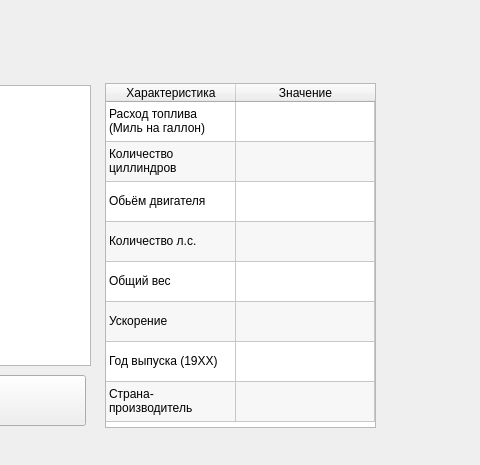
Above: main.ui from cerito20/PIOA-Project before the change; both pictures show x 445 to 925 and y 435 to 900 of the 1200 by 900 pixel window. Below: the same form after it.
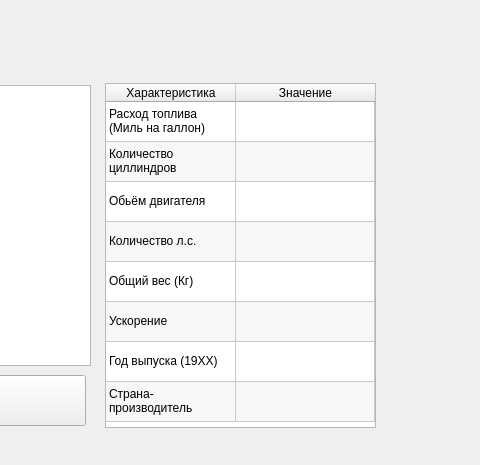
That is the form after the change. The open tabs and pages were chosen to show the change.

Patch:
```diff
--- a/main.ui
+++ b/main.ui
@@ -319,7 +319,7 @@
       </item>
       <item row="4" column="0">
        <property name="text">
-        <string>Общий вес</string>
+        <string>Общий вес (Кг)</string>
        </property>
       </item>
       <item row="4" column="1">
```
Left out of the diff: 2 changed lines with no effect on the pictures.
